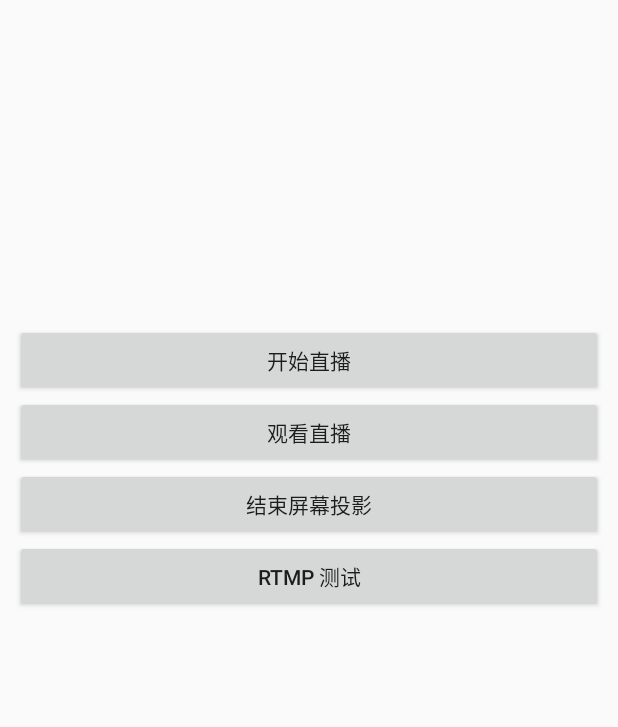
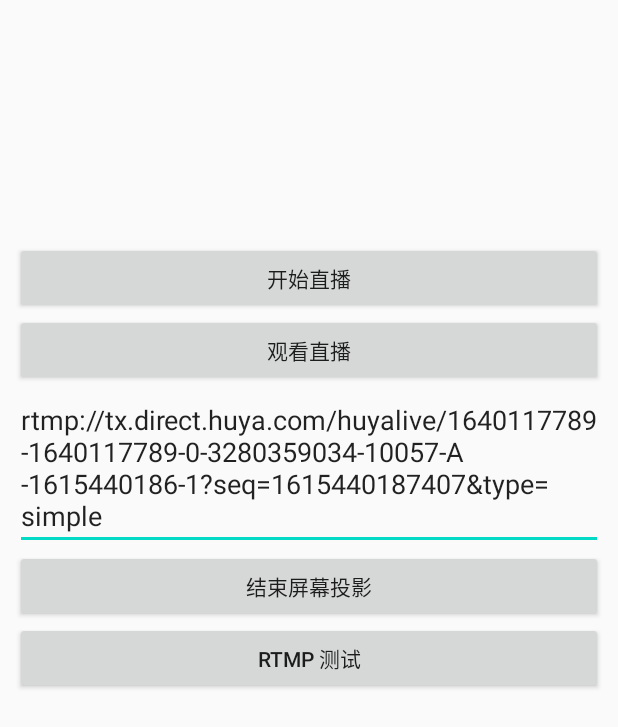
Before and after one commit to 1030841249/MooseLive, an Android app: the screen it shows after launch (MainActivity), after a tap on "开始屏幕投影", on a phone screen of 412 x 824 dp. Shown: the top 727 px of the screen. Run offline under Robolectric (Android 15) with nearby library versions, the phone set to English and light mode, and no system bars; our stand-ins replace ButterKnife; 1 statement that could not run was skipped.

```diff
--- a/app/src/main/java/com/live/mooselive/activity/MainActivity.java
+++ b/app/src/main/java/com/live/mooselive/activity/MainActivity.java
@@ -4,9 +4,12 @@ import androidx.annotation.Nullable;
 
 import android.content.Intent;
 import android.os.Build;
+import android.text.TextUtils;
 import android.view.View;
 import android.widget.Button;
+import android.widget.EditText;
 import android.widget.ImageView;
+import android.widget.Toast;
 
 import com.live.mooselive.R;
 import com.live.mooselive.av.screen.ScreenLive;
@@ -28,6 +31,8 @@ public class MainActivity extends BaseActivity {
     Button btnProjection;
     @BindView(R.id.iv_main)
     ImageView ivMain;
+    @BindView(R.id.et_main_rtmp_addr)
+    EditText etRTMPAddr;
 
     ScreenLive screenLive;
 
@@ -39,6 +44,7 @@ public class MainActivity extends BaseActivity {
     @Override
     protected void init() {
         PermissionUtil.requestWRPermissions(this);
+        etRTMPAddr.setText("rtmp://tx.direct.huya.com/huyalive/1640117789-1640117789-0-3280359034-10057-A-1615440186-1?seq=1615440187407&type=simple");
     }
 
     @OnClick({R.id.btn_anchor, R.id.btn_audience,R.id.btn_rtmp_test,R.id.btn_mediaProjection})
@@ -72,10 +78,14 @@ public class MainActivity extends BaseActivity {
     private void startLive() {
         if (screenLive == null) {
             if (Build.VERSION.SDK_INT >= Build.VERSION_CODES.LOLLIPOP) {
-//                screenLive = new ScreenLive(this,"rtmp://58.200.131.2:1935/livetv/cctv1");
-                screenLive = new ScreenLive(this,"rtmp://tx.direct.huya.com/huyalive/1640117789-1640117789-0-3280359034-10057-A-1615440186-1?seq=1615440187407&type=simple");
+                String url = etRTMPAddr.getText().toString();
+                if (!TextUtils.isEmpty(url)) {
+                    screenLive = new ScreenLive(this, url);
+                } else {
+                    Toast.makeText(this, "请输入 RTMP 推流地址", Toast.LENGTH_SHORT).show();
+                }
+//                screenLive = new ScreenLive(this,"rtmp://tx.direct.huya.com/huyalive/1640117789-1640117789-0-3280359034-10057-A-1615440186-1?seq=1615440187407&type=simple");
 //                screenLive = new ScreenLive(this,"rtmp://live-push.bilivideo.com/live-bvc/?streamname=live_11852946_29221900&key=e8d63f1642891cfa3b342276147f62ca&schedule=rtmp");
-//                screenLive = new ScreenLive(this,"rtmp://192.168.0.66:8899/live/huyalive");
             }
         }
         if (Build.VERSION.SDK_INT >= Build.VERSION_CODES.LOLLIPOP) {
--- a/app/src/main/java/com/live/mooselive/av/screen/ScreenLive.java
+++ b/app/src/main/java/com/live/mooselive/av/screen/ScreenLive.java
@@ -5,10 +5,12 @@ import android.content.Context;
 import android.content.Intent;
 import android.hardware.display.DisplayManager;
 import android.hardware.display.VirtualDisplay;
+import android.media.MediaFormat;
 import android.media.projection.MediaProjection;
 import android.media.projection.MediaProjectionManager;
 import android.os.Build;
 import android.util.DisplayMetrics;
+import android.util.Log;
 
 import androidx.annotation.Nullable;
 import androidx.annotation.RequiresApi;
@@ -20,11 +22,14 @@ import java.io.FileNotFoundException;
 import java.io.FileOutputStream;
 import java.io.IOException;
 import java.io.OutputStream;
+import java.nio.ByteBuffer;
 
 import static android.content.Context.MEDIA_PROJECTION_SERVICE;
 
 @RequiresApi(api = Build.VERSION_CODES.LOLLIPOP)
 public class ScreenLive implements Runnable {
+
+    public static final String TAG = "ScreenLive";
 
     private static final int REQUEST_CODE = 0X01;
 
@@ -35,6 +40,7 @@ public class ScreenLive implements Runnable {
     public interface ScreenCodecCallback {
         void onEncodedVideo(byte[] data,long tms);
         void onEncodedAudio(byte[] data,long tms);
+        void onFormatChanged(MediaFormat mediaFormat);
     }
 
     static {
@@ -71,6 +77,7 @@ public class ScreenLive implements Runnable {
         mCallback = new ScreenCodecCallback() {
             @Override
             public void onEncodedVideo(byte[] data, long tms) {
+                LogUtil.e(TAG,"Video tms " + tms);
                 sendData(RTMP_TYPE_VIDEO, data, data.length, tms);
                 try {
                     outputStream.write(data);
@@ -87,6 +94,20 @@ public class ScreenLive implements Runnable {
                     return;
                 }
                 sendData(RTMP_TYPE_AUDIO_DATA, data, data.length, tms);
+            }
+
+            @Override
+            public void onFormatChanged(MediaFormat mediaFormat) {
+//                ByteBuffer byteBuffer = mediaFormat.getByteBuffer("csd-0");
+//                byte[] sps = new byte[byteBuffer.remaining()];
+//                byteBuffer.get(sps);
+//                byteBuffer = mediaFormat.getByteBuffer("csd-1");
+//                byte[] pps = new byte[byteBuffer.remaining()];
+//                byteBuffer.get(pps);
+//                byte[] buffer = new byte[sps.length + pps.length];
+//                System.arraycopy(sps, 0, buffer, 0, sps.length);
+//                System.arraycopy(pps, 0, buffer, sps.length, pps.length);
+//                sendSPSPPS(buffer,buffer.length);
             }
         };
 //        mFile = new File("/data/data/com.live.mooselive/projection.h264");
@@ -109,10 +130,10 @@ public class ScreenLive implements Runnable {
 
     private void initMediaProjection() {
         DisplayMetrics displayMetrics = mContext.getResources().getDisplayMetrics();
-//        width = displayMetrics.widthPixels;
-//        height = displayMetrics.heightPixels;
-        width = 480;
-        height = 720;
+        width = displayMetrics.widthPixels;
+        height = displayMetrics.heightPixels;
+//        width = 480;
+//        height = 720;
         mediaProjectionManager = (MediaProjectionManager) mContext.getSystemService(MEDIA_PROJECTION_SERVICE);
         Intent screenIntent = mediaProjectionManager.createScreenCaptureIntent();
         ((Activity)mContext).startActivityForResult(screenIntent,REQUEST_CODE);
@@ -171,4 +192,6 @@ public class ScreenLive implements Runnable {
     private native int closeRTMP();
 
     public native void sendData(int type,byte[] data,int len,long tms);
+
+    private native void sendSPSPPS(byte[] data,int len);
 }
--- a/app/src/main/res/layout/activity_main.xml
+++ b/app/src/main/res/layout/activity_main.xml
@@ -21,6 +21,13 @@
         android:layout_height="wrap_content"
         android:text="观看直播"/>
 
+    <EditText
+        android:id="@+id/et_main_rtmp_addr"
+        android:hint="RTMP 推流地址"
+        android:text=""
+        android:layout_width="match_parent"
+        android:layout_height="wrap_content" />
+
     <Button
         android:id="@+id/btn_mediaProjection"
         android:layout_width="match_parent"
```
Also changed, not shown: app/src/main/java/com/live/mooselive/av/screen/ScreenVideo.java (+9 -7 lines), 1 other file.
